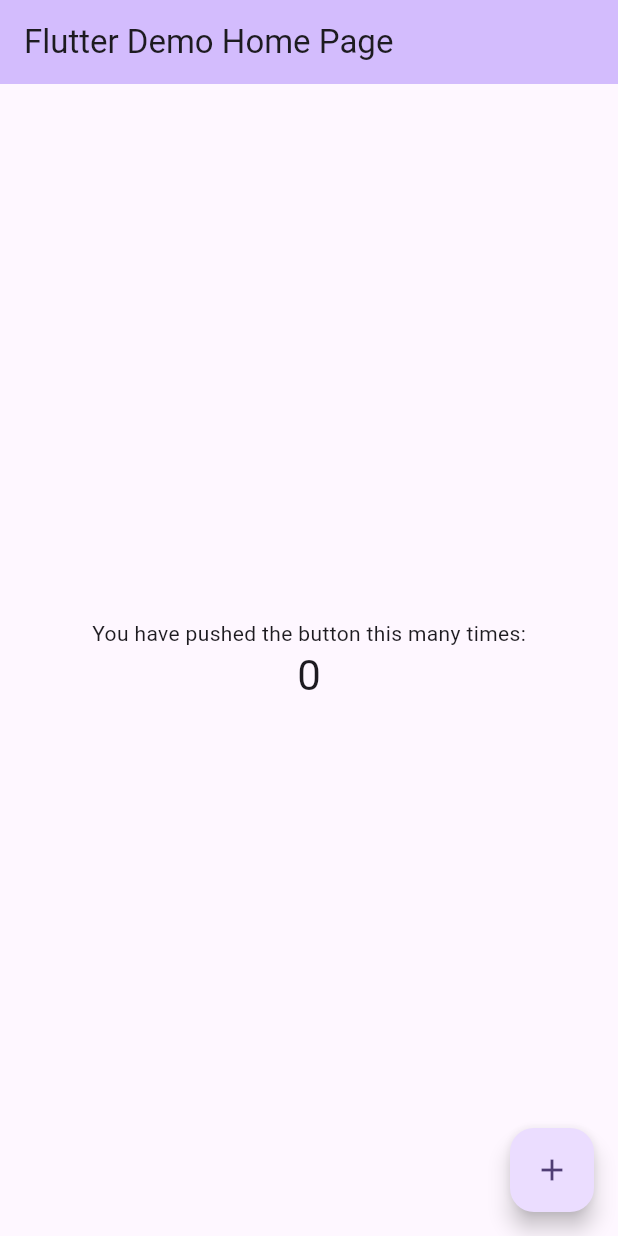
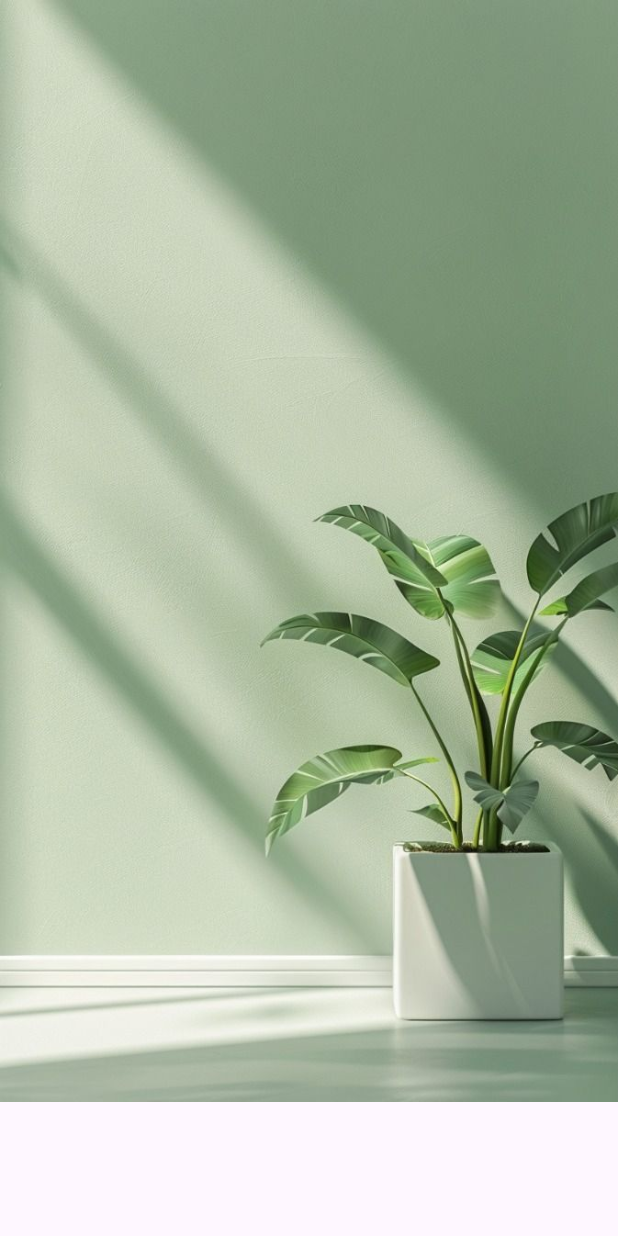
Before and after one commit to tazeendev/firestore_practice_project, a Flutter app: the screen it shows after launch, on a phone screen of 412 x 824 dp. Run offline on Flutter 3.47's test engine with Material 3 defaults, Android fonts, the phone set to English and light mode, and no system bars; our stand-ins replace firebase_core; accounts and stored records are empty.

Commit message:
image added

```diff
--- a/lib/main.dart
+++ b/lib/main.dart
@@ -1,3 +1,4 @@
+import 'package:firebase_app/view/screens/auth_views/welcome_screen.dart';
 import 'package:firebase_core/firebase_core.dart';
 import 'package:flutter/material.dart';
 void main() async {
@@ -32,7 +33,7 @@ class MyApp extends StatelessWidget {
         // tested with just a hot reload.
         colorScheme: ColorScheme.fromSeed(seedColor: Colors.deepPurple),
       ),
-      home: const MyHomePage(title: 'Flutter Demo Home Page'),
+      home: WelcomeScreen(),
     );
   }
 }
--- /dev/null
+++ b/lib/view/screens/auth_views/welcome_screen.dart
@@ -0,0 +1,25 @@
+import 'package:flutter/material.dart';
+class WelcomeScreen extends StatefulWidget {
+  const WelcomeScreen({super.key});
+
+  @override
+  State<WelcomeScreen> createState() => _WelcomeScreenState();
+}
+
+class _WelcomeScreenState extends State<WelcomeScreen> {
+  @override
+  Widget build(BuildContext context) {
+    return Scaffold(
+      body: Column(
+        children: [
+          Stack(
+            children: [
+              Positioned(child: Image.asset('assets/images/plant.jpg',
+                fit: BoxFit.cover,),),
+            ],
+          )
+        ],
+      ),
+    );
+  }
+}
--- a/pubspec.yaml
+++ b/pubspec.yaml
@@ -60,9 +60,9 @@ flutter:
   uses-material-design: true
 
   # To add assets to your application, add an assets section, like this:
-  # assets:
-  #   - images/a_dot_burr.jpeg
-  #   - images/a_dot_ham.jpeg
+  assets:
+      - assets/images/
+
 
   # An image asset can refer to one or more resolution-specific "variants", see
   # https://flutter.dev/to/resolution-aware-images
```
Also changed, not shown: lib/view/screens/auth_views/profile_screen.dart (+16 -0 lines), assets/images/plant.jpg (added).
